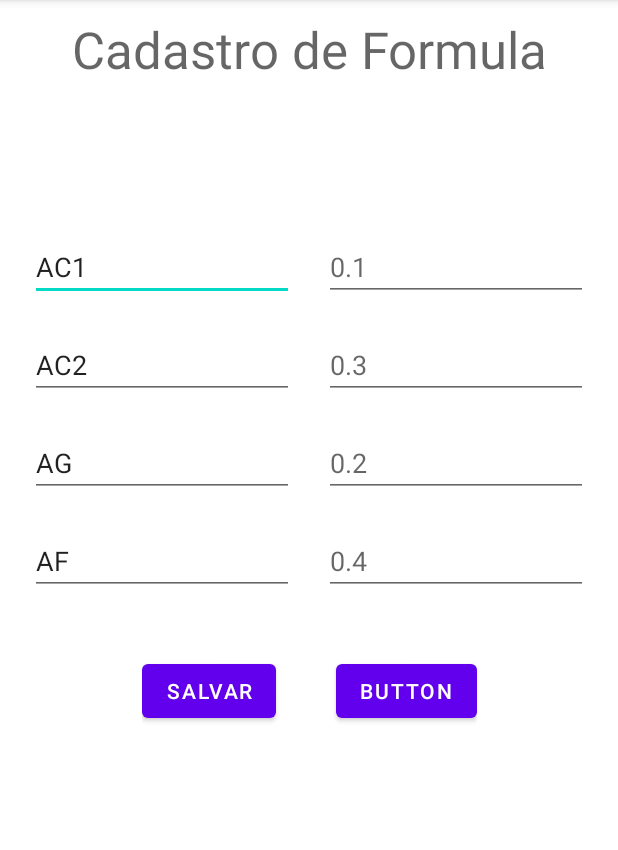
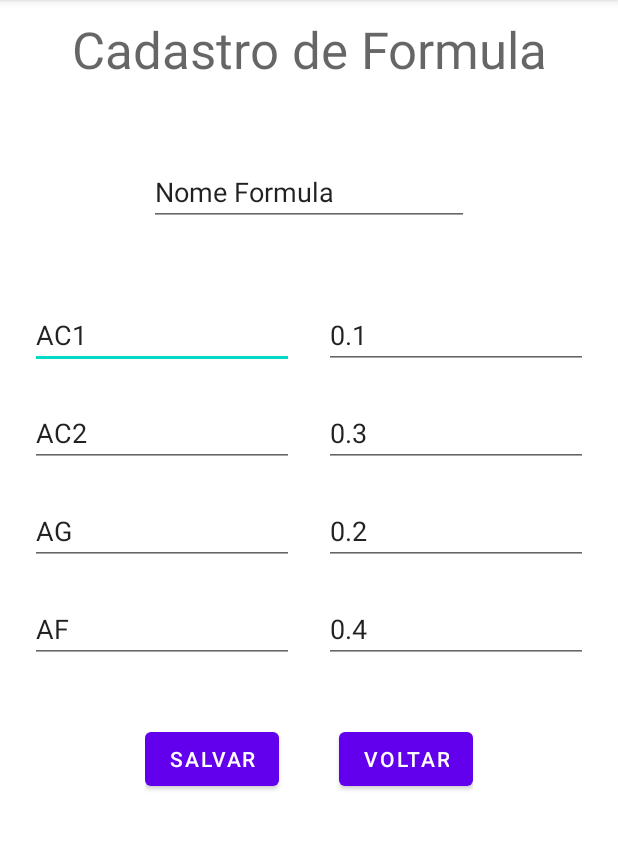
Before and after one commit to rafaelmartinsfranqueira/EasyAppProducao, an Android app: the FormulaActivity screen opened directly, with no data from a screen before it, on a phone screen of 412 x 824 dp, the part 84-934 px from its top. Run offline under Robolectric (Android 15) with nearby library versions, the phone set to English and light mode, and no system bars.

Commit message:
Tela Notas

```diff
--- a/app/src/main/AndroidManifest.xml
+++ b/app/src/main/AndroidManifest.xml
@@ -14,6 +14,9 @@
             android:exported="true" />
         <activity
             android:name=".CadastroActivity"
+            android:exported="true" />
+        <activity
+            android:name=".NotasActivity"
             android:exported="true" />
         <activity
             android:name=".FormulaActivity"
--- a/app/src/main/java/com/example/easyapp/FormulaActivity.java
+++ b/app/src/main/java/com/example/easyapp/FormulaActivity.java
@@ -2,7 +2,9 @@ package com.example.easyapp;
 
 import androidx.appcompat.app.AppCompatActivity;
 
+import android.content.Intent;
 import android.os.Bundle;
+import android.view.View;
 
 public class FormulaActivity extends AppCompatActivity {
 
@@ -11,4 +13,8 @@ public class FormulaActivity extends AppCompatActivity {
         super.onCreate(savedInstanceState);
         setContentView(R.layout.activity_formula);
     }
+
+    public void buttonVoltarClick(View view) {
+        finish();
+    }
 }
--- a/app/src/main/java/com/example/easyapp/MenuActivity.java
+++ b/app/src/main/java/com/example/easyapp/MenuActivity.java
@@ -19,4 +19,9 @@ public class MenuActivity extends AppCompatActivity {
         Intent intent = new Intent(this,FormulaActivity.class);
         startActivity(intent);
     }
+
+    public void buttonNotasClick(View view) {
+        Intent intent = new Intent(this, NotasActivity.class);
+        startActivity(intent);
+    }
 }
--- a/app/src/main/res/layout/activity_formula.xml
+++ b/app/src/main/res/layout/activity_formula.xml
@@ -11,7 +11,7 @@
         android:layout_width="wrap_content"
         android:layout_height="wrap_content"
         android:layout_marginTop="10dp"
-        android:text="Cadastro de Formula"
+        android:text="@string/formula"
         android:textAppearance="@style/TextAppearance.AppCompat.Display1"
         app:layout_constraintEnd_toEndOf="parent"
         app:layout_constraintStart_toStartOf="parent"
@@ -22,12 +22,12 @@
         android:layout_width="wrap_content"
         android:layout_height="wrap_content"
         android:layout_marginStart="50dp"
-        android:layout_marginTop="100dp"
+        android:layout_marginTop="50dp"
         android:layout_marginEnd="50dp"
         android:orientation="horizontal"
         app:layout_constraintEnd_toEndOf="parent"
         app:layout_constraintStart_toStartOf="parent"
-        app:layout_constraintTop_toBottomOf="@+id/textView">
+        app:layout_constraintTop_toBottomOf="@+id/editTextNomeFormula">
 
         <EditText
             android:id="@+id/textNomeNota1"
@@ -37,8 +37,9 @@
             android:layout_marginRight="10dp"
             android:layout_weight="1"
             android:ems="10"
+            android:hint="Nome Nota 1"
             android:inputType="textPersonName"
-            android:text="AC1" />
+            android:text="@string/nomenota1" />
 
         <EditText
             android:id="@+id/textPesoNota1"
@@ -49,7 +50,8 @@
             android:layout_weight="1"
             android:ems="10"
             android:hint="0.1"
-            android:inputType="numberSigned" />
+            android:inputType="numberSigned"
+            android:text="@string/pesonota1" />
 
     </LinearLayout>
 
@@ -73,8 +75,9 @@
             android:layout_marginRight="10dp"
             android:layout_weight="1"
             android:ems="10"
+            android:hint="Nome Nota 2"
             android:inputType="textPersonName"
-            android:text="AC2" />
+            android:text="@string/nomenota2" />
 
         <EditText
             android:id="@+id/textPesoNota2"
@@ -85,7 +88,8 @@
             android:layout_weight="1"
             android:ems="10"
             android:hint="0.3"
-            android:inputType="numberSigned" />
+            android:inputType="numberSigned"
+            android:text="@string/pesonota2" />
     </LinearLayout>
 
     <LinearLayout
@@ -108,8 +112,9 @@
             android:layout_marginRight="10dp"
             android:layout_weight="1"
             android:ems="10"
+            android:hint="Nome Nota 3"
             android:inputType="textPersonName"
-            android:text="AG" />
+            android:text="@string/nomenota3" />
 
         <EditText
             android:id="@+id/textPesoNota3"
@@ -120,7 +125,8 @@
             android:layout_weight="1"
             android:ems="10"
             android:hint="0.2"
-            android:inputType="numberSigned" />
+            android:inputType="numberSigned"
+            android:text="@string/pesonota3" />
 
     </LinearLayout>
 
@@ -144,8 +150,9 @@
             android:layout_marginRight="10dp"
             android:layout_weight="1"
             android:ems="10"
+            android:hint="Nome Nota 4"
             android:inputType="textPersonName"
-            android:text="AF" />
+            android:text="@string/nomenota4" />
 
         <EditText
             android:id="@+id/textPesoNota4"
@@ -156,7 +163,8 @@
             android:layout_weight="1"
             android:ems="10"
             android:hint="0.4"
-            android:inputType="numberSigned" />
+            android:inputType="numberSigned"
+            android:text="@string/pesonota4" />
     </LinearLayout>
 
     <LinearLayout
@@ -177,12 +185,25 @@
             android:text="Salvar" />
 
         <Button
-            android:id="@+id/buttonCancelar"
+            android:id="@+id/buttonVoltar"
             android:layout_width="wrap_content"
             android:layout_height="wrap_content"
             android:layout_marginLeft="20dp"
             android:layout_weight="1"
-            android:text="Button" />
+            android:onClick="buttonVoltarClick"
+            android:text="Voltar" />
     </LinearLayout>
 
+    <EditText
+        android:id="@+id/editTextNomeFormula"
+        android:layout_width="wrap_content"
+        android:layout_height="wrap_content"
+        android:layout_marginTop="50dp"
+        android:ems="10"
+        android:inputType="textPersonName"
+        android:text="Nome Formula"
+        app:layout_constraintEnd_toEndOf="parent"
+        app:layout_constraintStart_toStartOf="parent"
+        app:layout_constraintTop_toBottomOf="@+id/textView" />
+
 </androidx.constraintlayout.widget.ConstraintLayout>
--- a/app/src/main/res/layout/activity_menu.xml
+++ b/app/src/main/res/layout/activity_menu.xml
@@ -25,6 +25,7 @@
         android:layout_marginStart="50dp"
         android:layout_marginTop="20dp"
         android:layout_marginEnd="50dp"
+        android:onClick="buttonNotasClick"
         android:text="Notas"
         app:layout_constraintEnd_toEndOf="parent"
         app:layout_constraintStart_toStartOf="parent"
--- a/app/src/main/res/values/strings.xml
+++ b/app/src/main/res/values/strings.xml
@@ -1,3 +1,13 @@
 <resources>
     <string name="app_name">EasyApp</string>
+    <string name="formula">Cadastro de Formula</string>
+    <string name="nomenota1">AC1</string>
+    <string name="nomenota2">AC2</string>
+    <string name="nomenota3">AG</string>
+    <string name="nomenota4">AF</string>
+    <string name="pesonota1">0.1</string>
+    <string name="pesonota2">0.3</string>
+    <string name="pesonota3">0.2</string>
+    <string name="pesonota4">0.4</string>
+    <string name="notas">Inclusão de Notas</string>
 </resources>
```
Also changed, not shown: app/src/main/java/com/example/easyapp/NotasActivity.java (added, +22 -0 lines), app/src/main/res/layout/activity_notas.xml (added, +30 -0 lines), app/src/main/res/values/materias.xml (added, +10 -0 lines).
